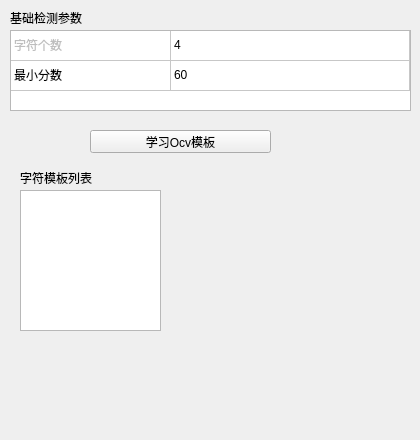
First picture: the form in VisionDetect/OcvWidget.ui, repository chuandongxu/AOI, before the edit.
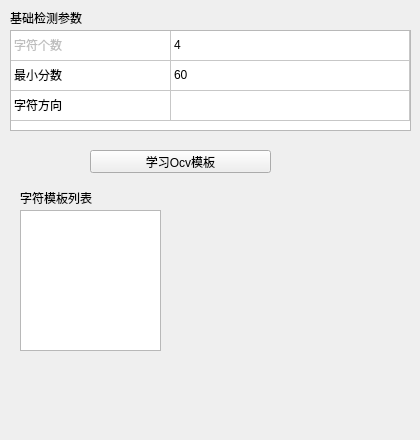
Second picture: the form after the edit. Custom widgets are drawn as their Qt base class.

What changed in the file:
```diff
--- a/VisionDetect/OcvWidget.ui
+++ b/VisionDetect/OcvWidget.ui
@@ -19,11 +19,11 @@
      <x>10</x>
      <y>30</y>
      <width>401</width>
-     <height>81</height>
+     <height>101</height>
     </rect>
    </property>
    <property name="rowCount">
-    <number>2</number>
+    <number>3</number>
    </property>
    <property name="columnCount">
     <number>2</number>
@@ -42,6 +42,7 @@
    </attribute>
    <row/>
    <row/>
+   <row/>
    <column/>
    <column/>
    <item row="0" column="0">
@@ -67,6 +68,11 @@
      <string>60</string>
     </property>
    </item>
+   <item row="2" column="0">
+    <property name="text">
+     <string>字符方向</string>
+    </property>
+   </item>
   </widget>
   <widget class="QLabel" name="labelBasicParameter">
    <property name="geometry">
@@ -85,7 +91,7 @@
    <property name="geometry">
     <rect>
      <x>90</x>
-     <y>130</y>
+     <y>150</y>
      <width>181</width>
      <height>23</height>
     </rect>
@@ -98,7 +104,7 @@
    <property name="geometry">
     <rect>
      <x>20</x>
-     <y>190</y>
+     <y>210</y>
      <width>141</width>
      <height>141</height>
     </rect>
@@ -108,7 +114,7 @@
    <property name="geometry">
     <rect>
      <x>20</x>
-     <y>170</y>
+     <y>190</y>
      <width>81</width>
      <height>16</height>
     </rect>
```
